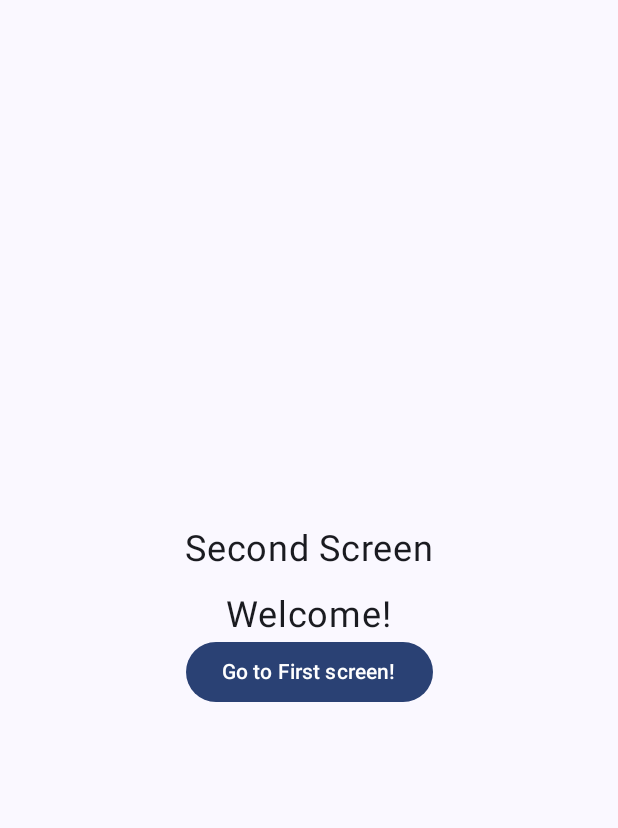
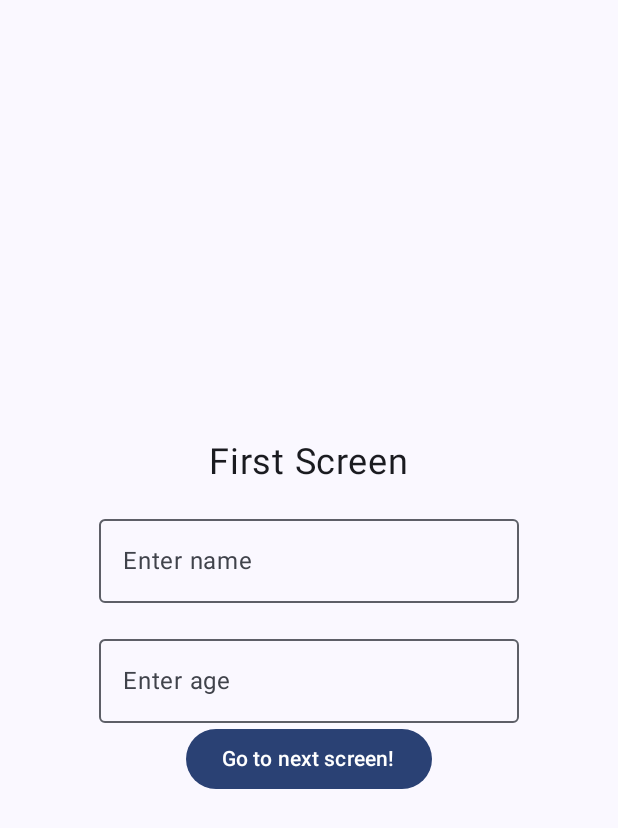
Before and after one commit to Phantom-VK/SampleNavigationApp, an Android app built with Jetpack Compose: the screen it shows after launch (MainActivity), after a tap on "Go to next screen!", on a phone screen of 412 x 824 dp. Shown: the top 828 px of the screen. Run offline under Robolectric (Android 15) with nearby library versions, the phone set to English and light mode, and no system bars; 1 statement that could not run was skipped.

Commit message:
Added one more page , and data transfer between pages

```diff
--- a/app/src/main/java/com/example/navigationsampleapp/FirstScreen.kt
+++ b/app/src/main/java/com/example/navigationsampleapp/FirstScreen.kt
@@ -10,6 +10,7 @@ import androidx.compose.material3.Button
 import androidx.compose.material3.OutlinedTextField
 import androidx.compose.material3.Text
 import androidx.compose.runtime.Composable
+import androidx.compose.runtime.mutableIntStateOf
 import androidx.compose.runtime.mutableStateOf
 import androidx.compose.runtime.remember
 import androidx.compose.ui.Alignment
@@ -20,8 +21,11 @@ import androidx.compose.ui.unit.sp
 
 
 @Composable
-fun FirstScreen(navigateToSecondScreen:()->Unit) {
+fun FirstScreen(navigateToSecondScreen: (String, Int) -> Unit) {
     val name = remember {
+        mutableStateOf("")
+    }
+    val age = remember {
         mutableStateOf("")
     }
 
@@ -40,17 +44,17 @@ fun FirstScreen(navigateToSecondScreen:()->Unit) {
         }, label = {
             Text(text = "Enter name")
         })
+        Spacer(modifier = Modifier.height(16.dp))
+        OutlinedTextField(value = age.value, onValueChange = {
+            age.value = it
+        }, label = {
+            Text(text = "Enter age")
+        })
 
         Button(onClick = {
-            navigateToSecondScreen()
+            navigateToSecondScreen(name.value, age.value.toInt())
         }) {
             Text(text = "Go to next screen!")
         }
     }
 }
-
-@Preview(showBackground = true)
-@Composable
-fun FirstPreview() {
-    FirstScreen {}
-}
--- a/app/src/main/java/com/example/navigationsampleapp/MainActivity.kt
+++ b/app/src/main/java/com/example/navigationsampleapp/MainActivity.kt
@@ -3,26 +3,11 @@ package com.example.navigationsampleapp
 import android.os.Bundle
 import androidx.activity.ComponentActivity
 import androidx.activity.compose.setContent
-import androidx.compose.foundation.layout.Arrangement
-import androidx.compose.foundation.layout.Column
-import androidx.compose.foundation.layout.Spacer
 import androidx.compose.foundation.layout.fillMaxSize
-import androidx.compose.foundation.layout.height
-import androidx.compose.foundation.layout.padding
-import androidx.compose.material3.Button
 import androidx.compose.material3.MaterialTheme
-import androidx.compose.material3.OutlinedTextField
 import androidx.compose.material3.Surface
-import androidx.compose.material3.Text
 import androidx.compose.runtime.Composable
-import androidx.compose.runtime.mutableStateOf
-import androidx.compose.runtime.remember
-import androidx.compose.ui.Alignment
 import androidx.compose.ui.Modifier
-import androidx.compose.ui.text.input.VisualTransformation
-import androidx.compose.ui.tooling.preview.Preview
-import androidx.compose.ui.unit.dp
-import androidx.compose.ui.unit.sp
 import androidx.navigation.compose.NavHost
 import androidx.navigation.compose.composable
 import androidx.navigation.compose.rememberNavController
@@ -49,13 +34,20 @@ fun MyApp(){
     val navController = rememberNavController()
     NavHost(navController = navController, startDestination = "firstscreen" ){
         composable("firstscreen"){
-            FirstScreen {
-                navController.navigate("secondscreen")
+            FirstScreen {name, age ->
+                navController.navigate("secondscreen/$name $age")
             }
 
         }
-        composable("secondscreen"){
-            SecondScreen {
+        composable("secondscreen/{name} {age}"){
+            val name = it.arguments?.getString("name")?:"No namee"
+            val age = it.arguments?.getString("age")?:0
+            SecondScreen (name, age){
+                navController.navigate("thirdscreen")
+            }
+        }
+        composable("thirdscreen"){
+            ThirdScreen {
                 navController.navigate("firstscreen")
             }
         }
--- a/app/src/main/java/com/example/navigationsampleapp/SecondScreen.kt
+++ b/app/src/main/java/com/example/navigationsampleapp/SecondScreen.kt
@@ -15,7 +15,7 @@ import androidx.compose.ui.unit.dp
 import androidx.compose.ui.unit.sp
 
 @Composable
-fun SecondScreen(navigateToFirstScreen:()->Unit) {
+fun SecondScreen(name: String, age: Comparable<*>, navigateToFirstScreen:()->Unit) {
 
 
     Column(
@@ -28,11 +28,13 @@ fun SecondScreen(navigateToFirstScreen:()->Unit) {
 
         Text(text = "Second Screen", fontSize = 24.sp)
         Spacer(modifier = Modifier.height(16.dp))
-        Text("Welcome!", fontSize = 24.sp)
+        Text("Welcome $name!", fontSize = 24.sp)
+        Spacer(modifier = Modifier.height(16.dp))
+        Text("Your age is: $age!", fontSize = 24.sp)
 
 
         Button(onClick = { navigateToFirstScreen() }) {
-            Text(text = "Go to First screen!")
+            Text(text = "Go to Third screen!")
         }
     }
 }
```
Also changed, not shown: app/src/main/java/com/example/navigationsampleapp/ThirdScreen.kt (added, +22 -0 lines).
